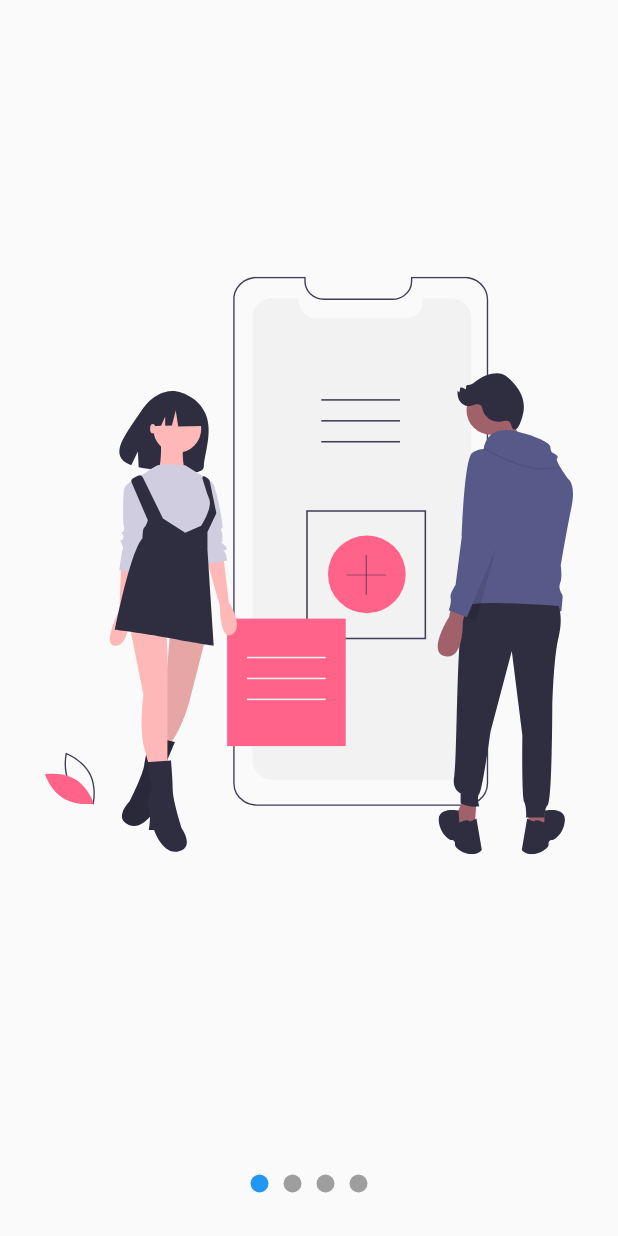
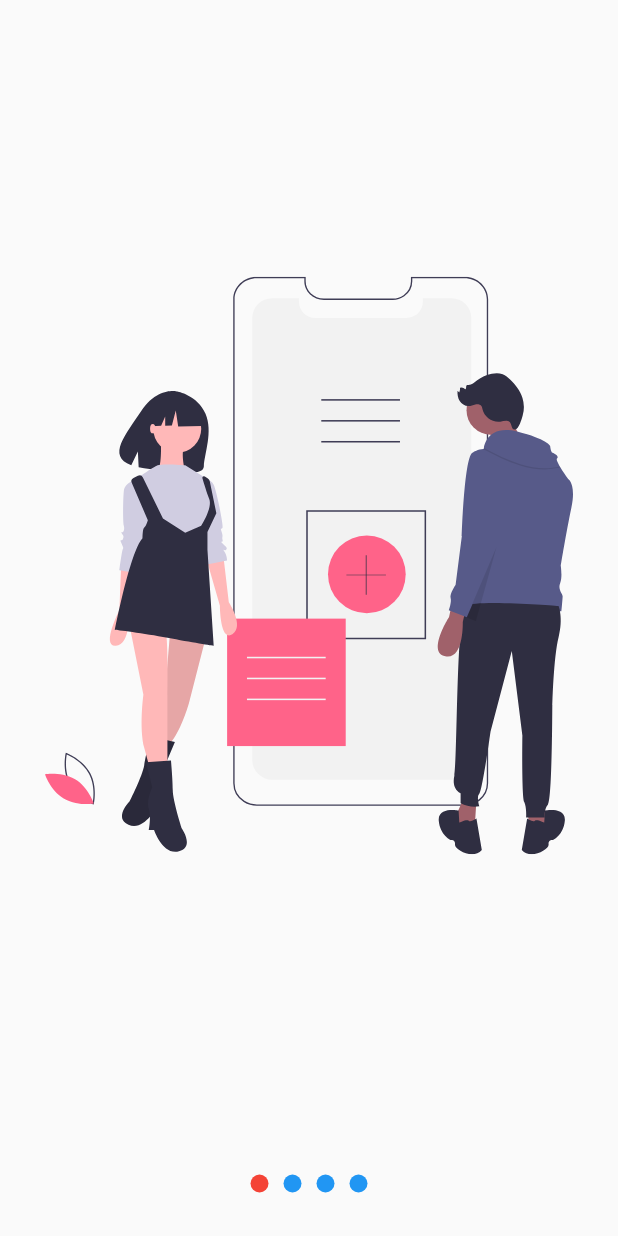
Before and after one commit to kervisvasquez1993/dise-o-flutter, a Flutter app: the screen it shows after launch, on a phone screen of 412 x 824 dp. Run offline on Flutter 3.47's test engine with Material 2 defaults, Android fonts, the phone set to English and light mode, and no system bars; our stand-ins replace flutter_svg.

Commit message:
agregamos valiabler para cambiar color en los puntitos de indicacion

```diff
--- a/lib/src/pages/slideshow_page.dart
+++ b/lib/src/pages/slideshow_page.dart
@@ -6,11 +6,17 @@ class SlidershowPage extends StatelessWidget {
   @override
   Widget build(BuildContext context) {
     return Scaffold(
-        body: Slideshow(slides: <Widget>[
-      SvgPicture.asset('assets/svg/slide-1.svg'),
-      SvgPicture.asset('assets/svg/slide-2.svg'),
-      SvgPicture.asset('assets/svg/slide-3.svg'),
-      SvgPicture.asset('assets/svg/slide-4.svg'),
-    ]));
+      body: Slideshow(
+        puntosArribas: false,
+        slides: <Widget>[
+          SvgPicture.asset('assets/svg/slide-1.svg'),
+          SvgPicture.asset('assets/svg/slide-2.svg'),
+          SvgPicture.asset('assets/svg/slide-3.svg'),
+          SvgPicture.asset('assets/svg/slide-4.svg'),
+        ],
+        colorPrimario: Colors.red,
+        colorSecundario: Colors.blue,
+      ),
+    );
   }
 }
--- a/lib/src/widget/slideshow.dart
+++ b/lib/src/widget/slideshow.dart
@@ -7,17 +7,37 @@ import 'package:provider/provider.dart';
 
 class Slideshow extends StatelessWidget {
   final List<Widget> slides;
-  Slideshow({@required this.slides});
+  final bool puntosArribas;
+  final Color colorPrimario;
+  final Color colorSecundario;
+  Slideshow(
+      {@required this.slides,
+      this.puntosArribas = false,
+      this.colorPrimario = Colors.blue,
+      this.colorSecundario = Colors.grey});
   @override
   Widget build(BuildContext context) {
     return ChangeNotifierProvider(
       create: (_) => SliderModel(),
-      child: Center(
-        child: Column(
-          children: <Widget>[
-            Expanded(child: _Slider(this.slides)),
-            _Dots(this.slides.length),
-          ],
+      child: SafeArea(
+        child: Center(
+          child: Column(
+            children: <Widget>[
+              if (this.puntosArribas)
+                _Dots(
+                  this.slides.length,
+                  this.colorPrimario,
+                  this.colorSecundario,
+                ),
+              Expanded(child: _Slider(this.slides)),
+              if (!this.puntosArribas)
+                _Dots(
+                  this.slides.length,
+                  this.colorPrimario,
+                  this.colorSecundario,
+                ),
+            ],
+          ),
         ),
       ),
     );
@@ -26,7 +46,9 @@ class Slideshow extends StatelessWidget {
 
 class _Dots extends StatelessWidget {
   final int totalSlider;
-  _Dots(this.totalSlider);
+  final Color colorPrimario;
+  final Color colorSecundario;
+  _Dots(this.totalSlider, this.colorPrimario, this.colorSecundario);
   @override
   Widget build(BuildContext context) {
     return Container(
@@ -34,7 +56,13 @@ class _Dots extends StatelessWidget {
       height: 70,
       child: Row(
         mainAxisAlignment: MainAxisAlignment.center,
-        children: List.generate(this.totalSlider, (index) => _Dot(index)),
+        children: List.generate(
+            this.totalSlider,
+            (index) => _Dot(
+                  index,
+                  this.colorPrimario,
+                  this.colorSecundario,
+                )),
         // children: <Widget>[
         //   _Dot(0),
         //   _Dot(1),
@@ -47,7 +75,9 @@ class _Dots extends StatelessWidget {
 
 class _Dot extends StatelessWidget {
   final int index;
-  _Dot(this.index);
+  final colorPrimario;
+  final Color colorSecundario;
+  _Dot(this.index, this.colorPrimario, this.colorSecundario);
   @override
   Widget build(BuildContext context) {
     final pageViewIndex = Provider.of<SliderModel>(context).currentPage;
@@ -61,8 +91,8 @@ class _Dot extends StatelessWidget {
       ),
       decoration: BoxDecoration(
         color: (pageViewIndex >= index - 0.5 && pageViewIndex < index + 0.5)
-            ? Colors.blue
-            : Colors.grey,
+            ? this.colorPrimario
+            : this.colorSecundario,
         shape: BoxShape.circle,
       ),
     );
```
